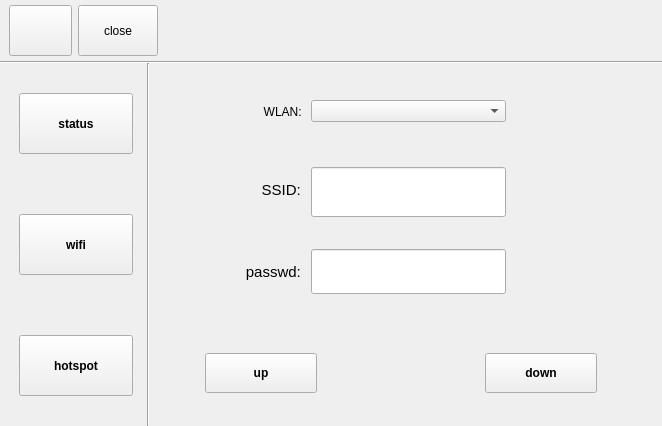
This is wifi.ui in jizizihe/baijie_demo as Qt 5 draws it before an edit. The edited form follows.
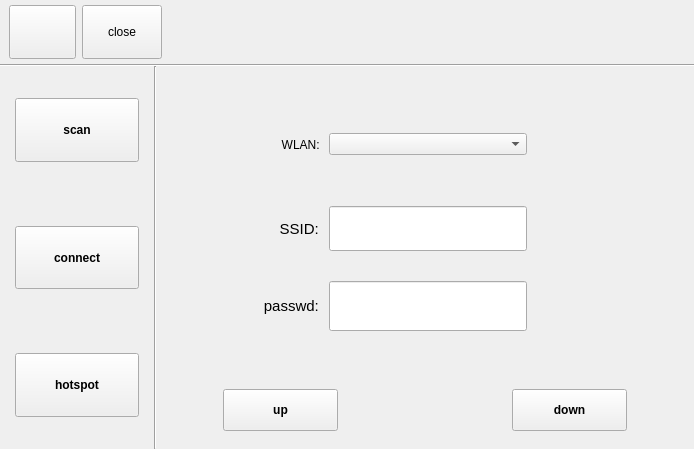
This is the edited form. The open tabs and pages were chosen to show the change. Icons and pictures are not drawn.

Commit message: func: 1.add cancel pair, disconnect, stop scanning, and display matched bluetooth in bluetooth       2.add display connected devices in wifi       3.change function button style and change layout in gpio       4.change layout in ethernet

```diff
--- a/wifi.ui
+++ b/wifi.ui
@@ -6,8 +6,8 @@
    <rect>
     <x>0</x>
     <y>0</y>
-    <width>662</width>
-    <height>426</height>
+    <width>694</width>
+    <height>449</height>
    </rect>
   </property>
   <property name="sizePolicy">
@@ -235,139 +235,20 @@
           <height>16777215</height>
          </size>
         </property>
-        <layout class="QVBoxLayout" name="verticalLayout" stretch="1,2,2,2,2,2,1">
-         <property name="spacing">
-          <number>0</number>
-         </property>
-         <property name="leftMargin">
-          <number>5</number>
-         </property>
-         <property name="topMargin">
-          <number>0</number>
-         </property>
-         <property name="rightMargin">
-          <number>0</number>
-         </property>
-         <property name="bottomMargin">
-          <number>0</number>
-         </property>
-         <item>
-          <spacer name="verticalSpacer_4">
-           <property name="orientation">
-            <enum>Qt::Vertical</enum>
-           </property>
-           <property name="sizeHint" stdset="0">
-            <size>
-             <width>20</width>
-             <height>40</height>
-            </size>
-           </property>
-          </spacer>
-         </item>
-         <item>
           <layout class="QHBoxLayout" name="horizontalLayout_15" stretch="1,8,1">
            <property name="spacing">
             <number>0</number>
            </property>
-           <item>
-            <spacer name="horizontalSpacer_8">
-             <property name="orientation">
-              <enum>Qt::Horizontal</enum>
-             </property>
-             <property name="sizeHint" stdset="0">
-              <size>
-               <width>40</width>
-               <height>20</height>
-              </size>
-             </property>
-            </spacer>
-           </item>
-           <item>
-            <widget class="QPushButton" name="WifiStatusBtn">
-             <property name="sizePolicy">
-              <sizepolicy hsizetype="Minimum" vsizetype="Minimum">
-               <horstretch>0</horstretch>
-               <verstretch>0</verstretch>
-              </sizepolicy>
-             </property>
-             <property name="minimumSize">
-              <size>
-               <width>110</width>
-               <height>40</height>
-              </size>
-             </property>
-             <property name="maximumSize">
-              <size>
-               <width>16777215</width>
-               <height>16777215</height>
-              </size>
-             </property>
-             <property name="font">
-              <font>
-               <family>Ubuntu</family>
-               <weight>75</weight>
-               <italic>false</italic>
-               <bold>true</bold>
-              </font>
-             </property>
-             <property name="layoutDirection">
-              <enum>Qt::LeftToRight</enum>
-             </property>
-             <property name="text">
-              <string>status</string>
-             </property>
-             <property name="icon">
-              <iconset>
-               <normaloff>:/t507_button_image/wifi/status.png</normaloff>:/t507_button_image/wifi/status.png</iconset>
-             </property>
-             <property name="iconSize">
-              <size>
-               <width>32</width>
-               <height>32</height>
-              </size>
-             </property>
-             <property name="autoDefault">
-              <bool>true</bool>
-             </property>
-             <property name="default">
-              <bool>false</bool>
-             </property>
-             <property name="flat">
-              <bool>false</bool>
-             </property>
-            </widget>
-           </item>
-           <item>
-            <spacer name="horizontalSpacer_7">
-             <property name="orientation">
-              <enum>Qt::Horizontal</enum>
-             </property>
-             <property name="sizeHint" stdset="0">
-              <size>
-               <width>40</width>
-               <height>20</height>
-              </size>
-             </property>
-            </spacer>
-           </item>
-          </layout>
-         </item>
-         <item>
-          <spacer name="verticalSpacer_5">
-           <property name="orientation">
-            <enum>Qt::Vertical</enum>
-           </property>
-           <property name="sizeHint" stdset="0">
-            <size>
-             <width>20</width>
-             <height>40</height>
-            </size>
-           </property>
-          </spacer>
-         </item>
-         <item>
-          <layout class="QHBoxLayout" name="horizontalLayout_16" stretch="1,8,1">
-           <property name="spacing">
+         <property name="leftMargin">
+          <number>0</number>
+         </property>
+         <property name="topMargin">
+          <number>0</number>
+         </property>
+         <property name="rightMargin">
+          <number>0</number>
+         </property>
+         <property name="bottomMargin">
             <number>0</number>
            </property>
            <item>
@@ -384,6 +265,24 @@
             </spacer>
            </item>
            <item>
+          <layout class="QVBoxLayout" name="verticalLayout" stretch="1,2,2,2,2,2,1">
+           <property name="spacing">
+            <number>0</number>
+           </property>
+           <item>
+            <spacer name="verticalSpacer_4">
+             <property name="orientation">
+              <enum>Qt::Vertical</enum>
+             </property>
+             <property name="sizeHint" stdset="0">
+              <size>
+               <width>20</width>
+               <height>40</height>
+              </size>
+             </property>
+            </spacer>
+           </item>
+           <item>
             <widget class="QPushButton" name="WifiConnectBtn">
              <property name="sizePolicy">
               <sizepolicy hsizetype="Minimum" vsizetype="Minimum">
@@ -393,7 +292,7 @@
              </property>
              <property name="minimumSize">
               <size>
-               <width>110</width>
+               <width>0</width>
                <height>40</height>
               </size>
              </property>
@@ -415,7 +314,7 @@
               <enum>Qt::LeftToRight</enum>
              </property>
              <property name="text">
-              <string>wifi</string>
+              <string>scan</string>
              </property>
              <property name="icon">
               <iconset>
@@ -439,19 +338,72 @@
             </widget>
            </item>
            <item>
-            <spacer name="horizontalSpacer_13">
+            <spacer name="verticalSpacer_5">
              <property name="orientation">
-              <enum>Qt::Horizontal</enum>
+              <enum>Qt::Vertical</enum>
              </property>
              <property name="sizeHint" stdset="0">
               <size>
-               <width>40</width>
-               <height>20</height>
+               <width>20</width>
+               <height>40</height>
               </size>
              </property>
             </spacer>
            </item>
-          </layout>
+           <item>
+            <widget class="QPushButton" name="WifiStatusBtn">
+             <property name="sizePolicy">
+              <sizepolicy hsizetype="Minimum" vsizetype="Minimum">
+               <horstretch>0</horstretch>
+               <verstretch>0</verstretch>
+              </sizepolicy>
+             </property>
+             <property name="minimumSize">
+              <size>
+               <width>0</width>
+               <height>40</height>
+              </size>
+             </property>
+             <property name="maximumSize">
+              <size>
+               <width>16777215</width>
+               <height>16777215</height>
+              </size>
+             </property>
+             <property name="font">
+              <font>
+               <family>Ubuntu</family>
+               <weight>75</weight>
+               <italic>false</italic>
+               <bold>true</bold>
+              </font>
+             </property>
+             <property name="layoutDirection">
+              <enum>Qt::LeftToRight</enum>
+             </property>
+             <property name="text">
+              <string>connect</string>
+             </property>
+             <property name="icon">
+              <iconset resource="translation.qrc">
+               <normaloff>:/button_image/bluetooth/connect.png</normaloff>:/button_image/bluetooth/connect.png</iconset>
+             </property>
+             <property name="iconSize">
+              <size>
+               <width>32</width>
+               <height>32</height>
+              </size>
+             </property>
+             <property name="autoDefault">
+              <bool>true</bool>
+             </property>
+             <property name="default">
+              <bool>false</bool>
+             </property>
+             <property name="flat">
+              <bool>false</bool>
+             </property>
+            </widget>
          </item>
          <item>
           <spacer name="verticalSpacer_6">
@@ -467,24 +419,6 @@
           </spacer>
          </item>
          <item>
-          <layout class="QHBoxLayout" name="horizontalLayout_17" stretch="1,8,1">
-           <property name="spacing">
-            <number>0</number>
-           </property>
-           <item>
-            <spacer name="horizontalSpacer_14">
-             <property name="orientation">
-              <enum>Qt::Horizontal</enum>
-             </property>
-             <property name="sizeHint" stdset="0">
-              <size>
-               <width>40</width>
-               <height>20</height>
-              </size>
-             </property>
-            </spacer>
-           </item>
-           <item>
             <widget class="QPushButton" name="HotspotConBtn">
              <property name="sizePolicy">
               <sizepolicy hsizetype="Minimum" vsizetype="Minimum">
@@ -494,7 +428,7 @@
              </property>
              <property name="minimumSize">
               <size>
-               <width>110</width>
+               <width>0</width>
                <height>40</height>
               </size>
              </property>
@@ -526,21 +460,6 @@
               </size>
              </property>
             </widget>
-           </item>
-           <item>
-            <spacer name="horizontalSpacer_15">
-             <property name="orientation">
-              <enum>Qt::Horizontal</enum>
-             </property>
-             <property name="sizeHint" stdset="0">
-              <size>
-               <width>40</width>
-               <height>20</height>
-              </size>
-             </property>
-            </spacer>
-           </item>
-          </layout>
          </item>
          <item>
           <spacer name="verticalSpacer_7">
@@ -556,6 +475,21 @@
           </spacer>
          </item>
         </layout>
+         </item>
+         <item>
+          <spacer name="horizontalSpacer_8">
+           <property name="orientation">
+            <enum>Qt::Horizontal</enum>
+           </property>
+           <property name="sizeHint" stdset="0">
+            <size>
+             <width>40</width>
+             <height>20</height>
+            </size>
+           </property>
+          </spacer>
+         </item>
+        </layout>
        </widget>
       </item>
       <item>
@@ -620,22 +554,393 @@
          </property>
          <layout class="QGridLayout" name="gridLayout_5">
           <item row="0" column="0">
-           <widget class="QWidget" name="widget_4" native="true">
-            <layout class="QGridLayout" name="gridLayout_9" rowstretch="6">
-             <property name="leftMargin">
-              <number>9</number>
-             </property>
-             <property name="topMargin">
-              <number>9</number>
-             </property>
-             <property name="rightMargin">
-              <number>9</number>
-             </property>
-             <property name="bottomMargin">
-              <number>9</number>
-             </property>
+           <widget class="QWidget" name="widget_4" native="true"/>
+          </item>
+         </layout>
+        </widget>
+        <widget class="QWidget" name="HotspotPag">
+         <property name="focusPolicy">
+          <enum>Qt::WheelFocus</enum>
+         </property>
+         <layout class="QVBoxLayout" name="verticalLayout_7" stretch="6,1">
              <property name="spacing">
               <number>6</number>
+          </property>
+          <property name="leftMargin">
+           <number>9</number>
+          </property>
+          <property name="topMargin">
+           <number>9</number>
+          </property>
+          <property name="rightMargin">
+           <number>9</number>
+          </property>
+          <property name="bottomMargin">
+           <number>9</number>
+          </property>
+          <item>
+           <widget class="QStackedWidget" name="stackedWidget_3">
+            <property name="currentIndex">
+             <number>0</number>
+            </property>
+            <widget class="QWidget" name="page_5">
+             <layout class="QGridLayout" name="gridLayout_6">
+              <property name="leftMargin">
+               <number>0</number>
+              </property>
+              <property name="topMargin">
+               <number>0</number>
+              </property>
+              <property name="rightMargin">
+               <number>0</number>
+              </property>
+              <property name="bottomMargin">
+               <number>0</number>
+              </property>
+              <property name="spacing">
+               <number>0</number>
+              </property>
+              <item row="0" column="0">
+               <layout class="QVBoxLayout" name="verticalLayout_6" stretch="2,5,1,4,1,4,3">
+                <property name="spacing">
+                 <number>0</number>
+                </property>
+                <item>
+                 <spacer name="verticalSpacer_3">
+                  <property name="orientation">
+                   <enum>Qt::Vertical</enum>
+                  </property>
+                  <property name="sizeHint" stdset="0">
+                   <size>
+                    <width>20</width>
+                    <height>40</height>
+                   </size>
+                  </property>
+                 </spacer>
+                </item>
+                <item>
+                 <widget class="QWidget" name="widget_8" native="true">
+                  <layout class="QHBoxLayout" name="horizontalLayout_13" stretch="1,3,5,4">
+                   <property name="leftMargin">
+                    <number>0</number>
+                   </property>
+                   <property name="topMargin">
+                    <number>5</number>
+                   </property>
+                   <property name="rightMargin">
+                    <number>0</number>
+                   </property>
+                   <property name="bottomMargin">
+                    <number>5</number>
+                   </property>
+                   <item>
+                    <spacer name="horizontalSpacer_23">
+                     <property name="orientation">
+                      <enum>Qt::Horizontal</enum>
+                     </property>
+                     <property name="sizeHint" stdset="0">
+                      <size>
+                       <width>34</width>
+                       <height>20</height>
+                      </size>
+                     </property>
+                    </spacer>
+                   </item>
+                   <item>
+                    <widget class="QLabel" name="label_10">
+                     <property name="text">
+                      <string>WLAN: </string>
+                     </property>
+                     <property name="alignment">
+                      <set>Qt::AlignRight|Qt::AlignTrailing|Qt::AlignVCenter</set>
+                     </property>
+                    </widget>
+                   </item>
+                   <item>
+                    <widget class="QComboBox" name="comboBox"/>
+                   </item>
+                   <item>
+                    <spacer name="horizontalSpacer_24">
+                     <property name="orientation">
+                      <enum>Qt::Horizontal</enum>
+                     </property>
+                     <property name="sizeHint" stdset="0">
+                      <size>
+                       <width>146</width>
+                       <height>20</height>
+                      </size>
+                     </property>
+                    </spacer>
+                   </item>
+                  </layout>
+                 </widget>
+                </item>
+                <item>
+                 <spacer name="verticalSpacer_10">
+                  <property name="orientation">
+                   <enum>Qt::Vertical</enum>
+                  </property>
+                  <property name="sizeHint" stdset="0">
+                   <size>
+                    <width>20</width>
+                    <height>40</height>
+                   </size>
+                  </property>
+                 </spacer>
+                </item>
+                <item>
+                 <widget class="QWidget" name="widget_7" native="true">
+                  <layout class="QHBoxLayout" name="horizontalLayout_12" stretch="1,3,5,4">
+                   <property name="leftMargin">
+                    <number>0</number>
+                   </property>
+                   <property name="topMargin">
+                    <number>5</number>
+                   </property>
+                   <property name="rightMargin">
+                    <number>0</number>
+                   </property>
+                   <property name="bottomMargin">
+                    <number>5</number>
+                   </property>
+                   <item>
+                    <spacer name="horizontalSpacer_3">
+                     <property name="orientation">
+                      <enum>Qt::Horizontal</enum>
+                     </property>
+                     <property name="sizeHint" stdset="0">
+                      <size>
+                       <width>40</width>
+                       <height>20</height>
+                      </size>
+                     </property>
+                    </spacer>
+                   </item>
+                   <item>
+                    <widget class="QLabel" name="HotspotName">
+                     <property name="sizePolicy">
+                      <sizepolicy hsizetype="Minimum" vsizetype="Minimum">
+                       <horstretch>0</horstretch>
+                       <verstretch>0</verstretch>
+                      </sizepolicy>
+                     </property>
+                     <property name="minimumSize">
+                      <size>
+                       <width>0</width>
+                       <height>0</height>
+                      </size>
+                     </property>
+                     <property name="maximumSize">
+                      <size>
+                       <width>16777215</width>
+                       <height>16777215</height>
+                      </size>
+                     </property>
+                     <property name="font">
+                      <font>
+                       <pointsize>11</pointsize>
+                      </font>
+                     </property>
+                     <property name="text">
+                      <string>SSID: </string>
+                     </property>
+                     <property name="alignment">
+                      <set>Qt::AlignRight|Qt::AlignTrailing|Qt::AlignVCenter</set>
+                     </property>
+                    </widget>
+                   </item>
+                   <item>
+                    <widget class="QLineEdit" name="HtName">
+                     <property name="sizePolicy">
+                      <sizepolicy hsizetype="Minimum" vsizetype="Minimum">
+                       <horstretch>0</horstretch>
+                       <verstretch>0</verstretch>
+                      </sizepolicy>
+                     </property>
+                     <property name="minimumSize">
+                      <size>
+                       <width>0</width>
+                       <height>0</height>
+                      </size>
+                     </property>
+                     <property name="maximumSize">
+                      <size>
+                       <width>16777215</width>
+                       <height>45</height>
+                      </size>
+                     </property>
+                    </widget>
+                   </item>
+                   <item>
+                    <spacer name="horizontalSpacer_4">
+                     <property name="orientation">
+                      <enum>Qt::Horizontal</enum>
+                     </property>
+                     <property name="sizeHint" stdset="0">
+                      <size>
+                       <width>40</width>
+                       <height>20</height>
+                      </size>
+                     </property>
+                    </spacer>
+                   </item>
+                  </layout>
+                 </widget>
+                </item>
+                <item>
+                 <spacer name="verticalSpacer">
+                  <property name="orientation">
+                   <enum>Qt::Vertical</enum>
+                  </property>
+                  <property name="sizeHint" stdset="0">
+                   <size>
+                    <width>20</width>
+                    <height>40</height>
+                   </size>
+                  </property>
+                 </spacer>
+                </item>
+                <item>
+                 <widget class="QWidget" name="widget_6" native="true">
+                  <property name="sizePolicy">
+                   <sizepolicy hsizetype="Minimum" vsizetype="Minimum">
+                    <horstretch>0</horstretch>
+                    <verstretch>0</verstretch>
+                   </sizepolicy>
+                  </property>
+                  <layout class="QHBoxLayout" name="horizontalLayout_11" stretch="1,3,5,4">
+                   <property name="leftMargin">
+                    <number>0</number>
+                   </property>
+                   <property name="topMargin">
+                    <number>5</number>
+                   </property>
+                   <property name="rightMargin">
+                    <number>0</number>
+                   </property>
+                   <property name="bottomMargin">
+                    <number>5</number>
+                   </property>
+                   <item>
+                    <spacer name="horizontalSpacer_5">
+                     <property name="orientation">
+                      <enum>Qt::Horizontal</enum>
+                     </property>
+                     <property name="sizeHint" stdset="0">
+                      <size>
+                       <width>40</width>
+                       <height>20</height>
+                      </size>
+                     </property>
+                    </spacer>
+                   </item>
+                   <item>
+                    <widget class="QLabel" name="HotspotPasswd">
+                     <property name="sizePolicy">
+                      <sizepolicy hsizetype="Minimum" vsizetype="Minimum">
+                       <horstretch>0</horstretch>
+                       <verstretch>0</verstretch>
+                      </sizepolicy>
+                     </property>
+                     <property name="minimumSize">
+                      <size>
+                       <width>0</width>
+                       <height>0</height>
+                      </size>
+                     </property>
+                     <property name="maximumSize">
+                      <size>
+                       <width>16777215</width>
+                       <height>16777215</height>
+                      </size>
+                     </property>
+                     <property name="font">
+                      <font>
+                       <pointsize>11</pointsize>
+                      </font>
+                     </property>
+                     <property name="text">
+                      <string>passwd: </string>
+                     </property>
+                     <property name="alignment">
+                      <set>Qt::AlignRight|Qt::AlignTrailing|Qt::AlignVCenter</set>
+                     </property>
+                    </widget>
+                   </item>
+                   <item>
+                    <widget class="QLineEdit" name="HtPasswd">
+                     <property name="sizePolicy">
+                      <sizepolicy hsizetype="Minimum" vsizetype="Minimum">
+                       <horstretch>0</horstretch>
+                       <verstretch>0</verstretch>
+                      </sizepolicy>
+                     </property>
+                     <property name="minimumSize">
+                      <size>
+                       <width>0</width>
+                       <height>0</height>
+                      </size>
+                     </property>
+                     <property name="maximumSize">
+                      <size>
+                       <width>16777215</width>
+                       <height>50</height>
+                      </size>
+                     </property>
+                     <property name="cursor">
+                      <cursorShape>IBeamCursor</cursorShape>
+                     </property>
+                    </widget>
+                   </item>
+                   <item>
+                    <spacer name="horizontalSpacer_6">
+                     <property name="orientation">
+                      <enum>Qt::Horizontal</enum>
+                     </property>
+                     <property name="sizeHint" stdset="0">
+                      <size>
+                       <width>40</width>
+                       <height>20</height>
+                      </size>
+                     </property>
+                    </spacer>
+                   </item>
+                  </layout>
+                 </widget>
+                </item>
+                <item>
+                 <spacer name="verticalSpacer_2">
+                  <property name="orientation">
+                   <enum>Qt::Vertical</enum>
+                  </property>
+                  <property name="sizeHint" stdset="0">
+                   <size>
+                    <width>20</width>
+                    <height>40</height>
+                   </size>
+                  </property>
+                 </spacer>
+                </item>
+               </layout>
+              </item>
+             </layout>
+            </widget>
+            <widget class="QWidget" name="page_7">
+             <layout class="QGridLayout" name="gridLayout_9">
+              <property name="leftMargin">
+               <number>4</number>
+              </property>
+              <property name="topMargin">
+               <number>0</number>
+              </property>
+              <property name="rightMargin">
+               <number>9</number>
+              </property>
+              <property name="bottomMargin">
+               <number>0</number>
+              </property>
+              <property name="spacing">
+               <number>0</number>
              </property>
              <item row="0" column="0">
               <widget class="QGroupBox" name="groupBox_2">
@@ -781,148 +1086,9 @@
              </item>
             </layout>
            </widget>
-          </item>
-         </layout>
-        </widget>
-        <widget class="QWidget" name="HotspotPag">
-         <property name="focusPolicy">
-          <enum>Qt::WheelFocus</enum>
-         </property>
-         <layout class="QGridLayout" name="gridLayout_6" rowstretch="1,2,1,2,1,2,2,2,1">
-          <property name="leftMargin">
-           <number>0</number>
-          </property>
-          <property name="topMargin">
-           <number>0</number>
-          </property>
-          <property name="rightMargin">
-           <number>0</number>
-          </property>
-          <property name="bottomMargin">
-           <number>0</number>
-          </property>
-          <property name="spacing">
-           <number>0</number>
-          </property>
-          <item row="0" column="0">
-           <spacer name="verticalSpacer_3">
-            <property name="orientation">
-             <enum>Qt::Vertical</enum>
-            </property>
-            <property name="sizeHint" stdset="0">
-             <size>
-              <width>20</width>
-              <height>40</height>
-             </size>
-            </property>
-           </spacer>
+           </widget>
           </item>
-          <item row="5" column="0">
-           <widget class="QWidget" name="widget_6" native="true">
-            <property name="sizePolicy">
-             <sizepolicy hsizetype="Minimum" vsizetype="Minimum">
-              <horstretch>0</horstretch>
-              <verstretch>0</verstretch>
-             </sizepolicy>
-            </property>
-            <layout class="QHBoxLayout" name="horizontalLayout_11" stretch="1,3,5,4">
-             <property name="leftMargin">
-              <number>0</number>
-             </property>
-             <property name="topMargin">
-              <number>5</number>
-             </property>
-             <property name="rightMargin">
-              <number>0</number>
-             </property>
-             <property name="bottomMargin">
-              <number>5</number>
-             </property>
              <item>
-              <spacer name="horizontalSpacer_5">
-               <property name="orientation">
-                <enum>Qt::Horizontal</enum>
-               </property>
-               <property name="sizeHint" stdset="0">
-                <size>
-                 <width>40</width>
-                 <height>20</height>
-                </size>
-               </property>
-              </spacer>
-             </item>
-             <item>
-              <widget class="QLabel" name="HotspotPasswd">
-               <property name="sizePolicy">
-                <sizepolicy hsizetype="Minimum" vsizetype="Minimum">
-                 <horstretch>0</horstretch>
-                 <verstretch>0</verstretch>
-                </sizepolicy>
-               </property>
-               <property name="minimumSize">
-                <size>
-                 <width>0</width>
-                 <height>0</height>
-                </size>
-               </property>
-               <property name="maximumSize">
-                <size>
-                 <width>16777215</width>
-                 <height>16777215</height>
-                </size>
-               </property>
-               <property name="font">
-                <font>
-                 <pointsize>11</pointsize>
-                </font>
-               </property>
-               <property name="text">
-                <string>passwd: </string>
-               </property>
-               <property name="alignment">
-                <set>Qt::AlignRight|Qt::AlignTrailing|Qt::AlignVCenter</set>
-               </property>
-              </widget>
-             </item>
-             <item>
-              <widget class="QLineEdit" name="HtPasswd">
-               <property name="sizePolicy">
-                <sizepolicy hsizetype="Minimum" vsizetype="Minimum">
-                 <horstretch>0</horstretch>
-                 <verstretch>0</verstretch>
-                </sizepolicy>
-               </property>
-               <property name="minimumSize">
-                <size>
-                 <width>0</width>
-                 <height>45</height>
-                </size>
-               </property>
-               <property name="maximumSize">
-                <size>
-                 <width>16777215</width>
-                 <height>50</height>
-                </size>
-               </property>
-              </widget>
-             </item>
-             <item>
-              <spacer name="horizontalSpacer_6">
-               <property name="orientation">
-                <enum>Qt::Horizontal</enum>
-               </property>
-               <property name="sizeHint" stdset="0">
-                <size>
-                 <width>40</width>
-                 <height>20</height>
-                </size>
-               </property>
-              </spacer>
-             </item>
-            </layout>
-           </widget>
-          </item>
-          <item row="7" column="0">
            <widget class="QWidget" name="widget_5" native="true">
             <layout class="QHBoxLayout" name="horizontalLayout_10" stretch="1,2,3,2,1">
              <property name="spacing">
@@ -932,7 +1098,10 @@
               <number>0</number>
              </property>
              <property name="topMargin">
-              <number>5</number>
+              <number>0</number>
+             </property>
+             <property name="rightMargin">
+              <number>0</number>
              </property>
              <property name="bottomMargin">
               <number>9</number>
@@ -1051,214 +1220,6 @@
             </layout>
            </widget>
           </item>
-          <item row="3" column="0">
-           <widget class="QWidget" name="widget_7" native="true">
-            <layout class="QHBoxLayout" name="horizontalLayout_12" stretch="1,3,5,4">
-             <property name="leftMargin">
-              <number>0</number>
-             </property>
-             <property name="topMargin">
-              <number>5</number>
-             </property>
-             <property name="rightMargin">
-              <number>0</number>
-             </property>
-             <property name="bottomMargin">
-              <number>5</number>
-             </property>
-             <item>
-              <spacer name="horizontalSpacer_3">
-               <property name="orientation">
-                <enum>Qt::Horizontal</enum>
-               </property>
-               <property name="sizeHint" stdset="0">
-                <size>
-                 <width>40</width>
-                 <height>20</height>
-                </size>
-               </property>
-              </spacer>
-             </item>
-             <item>
-              <widget class="QLabel" name="HotspotName">
-               <property name="sizePolicy">
-                <sizepolicy hsizetype="Minimum" vsizetype="Minimum">
-                 <horstretch>0</horstretch>
-                 <verstretch>0</verstretch>
-                </sizepolicy>
-               </property>
-               <property name="minimumSize">
-                <size>
-                 <width>0</width>
-                 <height>0</height>
-                </size>
-               </property>
-               <property name="maximumSize">
-                <size>
-                 <width>16777215</width>
-                 <height>16777215</height>
-                </size>
-               </property>
-               <property name="font">
-                <font>
-                 <pointsize>11</pointsize>
-                </font>
-               </property>
-               <property name="text">
-                <string>SSID: </string>
-               </property>
-               <property name="alignment">
-                <set>Qt::AlignRight|Qt::AlignTrailing|Qt::AlignVCenter</set>
-               </property>
-              </widget>
-             </item>
-             <item>
-              <widget class="QLineEdit" name="HtName">
-               <property name="sizePolicy">
-                <sizepolicy hsizetype="Minimum" vsizetype="Minimum">
-                 <horstretch>0</horstretch>
-                 <verstretch>0</verstretch>
-                </sizepolicy>
-               </property>
-               <property name="minimumSize">
-                <size>
-                 <width>0</width>
-                 <height>50</height>
-                </size>
-               </property>
-               <property name="maximumSize">
-                <size>
-                 <width>16777215</width>
-                 <height>45</height>
-                </size>
-               </property>
-              </widget>
-             </item>
-             <item>
-              <spacer name="horizontalSpacer_4">
-               <property name="orientation">
-                <enum>Qt::Horizontal</enum>
-               </property>
-               <property name="sizeHint" stdset="0">
-                <size>
-                 <width>40</width>
-                 <height>20</height>
-                </size>
-               </property>
-              </spacer>
-             </item>
-            </layout>
-           </widget>
-          </item>
-          <item row="6" column="0">
-           <spacer name="verticalSpacer_2">
-            <property name="orientation">
-             <enum>Qt::Vertical</enum>
-            </property>
-            <property name="sizeHint" stdset="0">
-             <size>
-              <width>20</width>
-              <height>40</height>
-             </size>
-            </property>
-           </spacer>
-          </item>
-          <item row="1" column="0">
-           <widget class="QWidget" name="widget_8" native="true">
-            <layout class="QHBoxLayout" name="horizontalLayout_13" stretch="1,3,5,4">
-             <property name="leftMargin">
-              <number>0</number>
-             </property>
-             <property name="topMargin">
-              <number>5</number>
-             </property>
-             <property name="rightMargin">
-              <number>0</number>
-             </property>
-             <property name="bottomMargin">
-              <number>5</number>
-             </property>
-             <item>
-              <spacer name="horizontalSpacer_23">
-               <property name="orientation">
-                <enum>Qt::Horizontal</enum>
-               </property>
-               <property name="sizeHint" stdset="0">
-                <size>
-                 <width>34</width>
-                 <height>20</height>
-                </size>
-               </property>
-              </spacer>
-             </item>
-             <item>
-              <widget class="QLabel" name="label_10">
-               <property name="text">
-                <string>WLAN: </string>
-               </property>
-               <property name="alignment">
-                <set>Qt::AlignRight|Qt::AlignTrailing|Qt::AlignVCenter</set>
-               </property>
-              </widget>
-             </item>
-             <item>
-              <widget class="QComboBox" name="comboBox"/>
-             </item>
-             <item>
-              <spacer name="horizontalSpacer_24">
-               <property name="orientation">
-                <enum>Qt::Horizontal</enum>
-               </property>
-               <property name="sizeHint" stdset="0">
-                <size>
-                 <width>146</width>
-                 <height>20</height>
-                </size>
-               </property>
-              </spacer>
-             </item>
-            </layout>
-           </widget>
-          </item>
-          <item row="2" column="0">
-           <spacer name="verticalSpacer_10">
-            <property name="orientation">
-             <enum>Qt::Vertical</enum>
-            </property>
-            <property name="sizeHint" stdset="0">
-             <size>
-              <width>20</width>
-              <height>40</height>
-             </size>
-            </property>
-           </spacer>
-          </item>
-          <item row="8" column="0">
-           <spacer name="verticalSpacer_8">
-            <property name="orientation">
-             <enum>Qt::Vertical</enum>
-            </property>
-            <property name="sizeHint" stdset="0">
-             <size>
-              <width>20</width>
-              <height>40</height>
-             </size>
-            </property>
-           </spacer>
-          </item>
-          <item row="4" column="0">
-           <spacer name="verticalSpacer">
-            <property name="orientation">
-             <enum>Qt::Vertical</enum>
-            </property>
-            <property name="sizeHint" stdset="0">
-             <size>
-              <width>20</width>
-              <height>40</height>
-             </size>
-            </property>
-           </spacer>
-          </item>
          </layout>
         </widget>
         <widget class="QWidget" name="WifiExistPag">
```
Left out of the diff: 146 changed lines with no effect on the pictures. Lines whose indentation alone changed are shown as unchanged. The commit also changes 52 other files.
